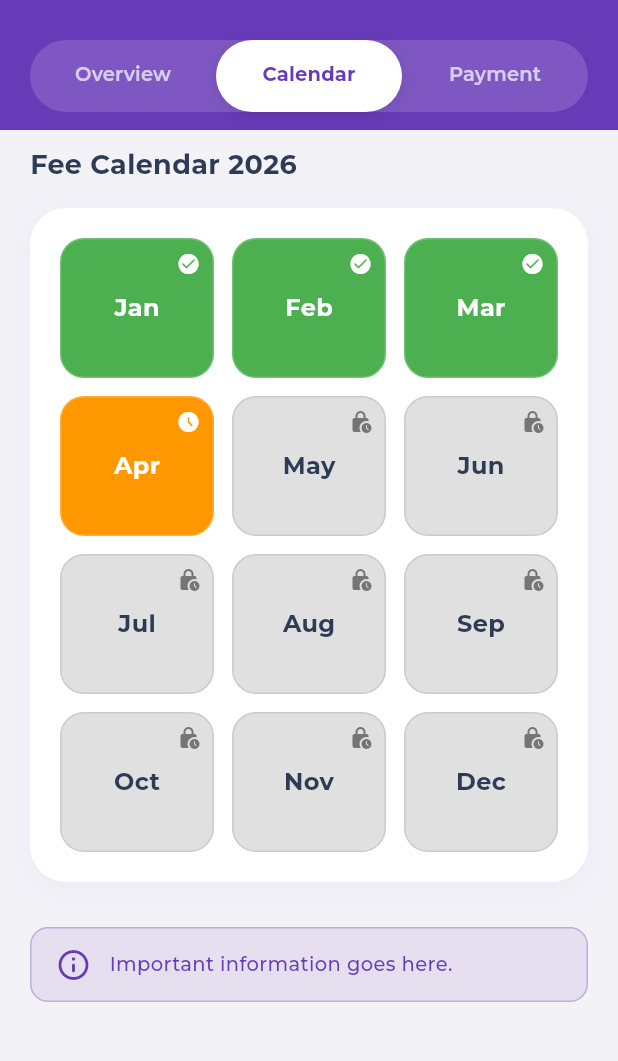
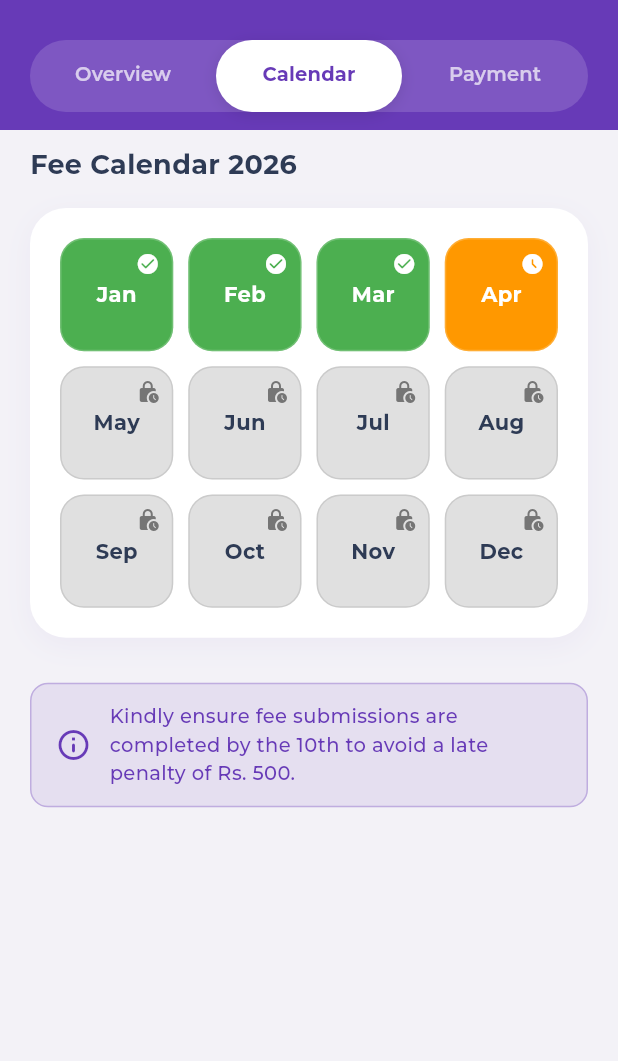
Before and after one commit to mansoorbadshah454-glitch/parent_mobile_app, a Flutter app: the FeeScreen screen opened directly with empty values, tab 2 chosen, on a phone screen of 412 x 824 dp, the part 56-1117 px from its top. Run offline on Flutter 3.47's test engine with Material 3 defaults, Android fonts, the phone set to English and light mode, and no system bars; our stand-ins replace audioplayers, cached_network_image, chewie, cloud_firestore, firebase_auth, firebase_core and 9 more; missing offline and left inert: flutter_file_downloader; accounts and stored records are empty.

Commit message:
Update fee configurations and UI sizes

```diff
--- /dev/null
+++ b/lib/features/fees/providers/fee_settings_provider.dart
@@ -0,0 +1,18 @@
+import 'package:cloud_firestore/cloud_firestore.dart';
+import 'package:flutter_riverpod/flutter_riverpod.dart';
+import '../../../core/providers/parent_data_provider.dart';
+
+final feeSettingsProvider = StreamProvider<Map<String, dynamic>>((ref) {
+  final parentDataAsync = ref.watch(parentDataProvider);
+  if (parentDataAsync.value == null) return Stream.value({});
+  final schoolId = parentDataAsync.value!.schoolId;
+  if (schoolId.isEmpty) return Stream.value({});
+
+  return FirebaseFirestore.instance
+      .collection('schools')
+      .doc(schoolId)
+      .collection('settings')
+      .doc('feeSettings')
+      .snapshots()
+      .map((snap) => snap.data() ?? {});
+});
--- a/lib/features/fees/screens/fee_screen.dart
+++ b/lib/features/fees/screens/fee_screen.dart
@@ -6,6 +6,7 @@ import '../widgets/reliability_score_chart.dart';
 import '../widgets/yearly_fee_calendar.dart';
 import '../services/fee_calculator_service.dart';
 import '../../kids/providers/kids_provider.dart';
+import '../providers/fee_settings_provider.dart';
 
 class FeeScreen extends ConsumerWidget {
   final KidData kid;
@@ -16,6 +17,12 @@ class FeeScreen extends ConsumerWidget {
     final kidsAsyncValue = ref.watch(kidsProvider);
     final kidsList = kidsAsyncValue.value ?? [];
     final currentKid = kidsList.firstWhere((k) => k.id == kid.id, orElse: () => kid);
+
+    final feeSettingsAsync = ref.watch(feeSettingsProvider);
+    final feeSettings = feeSettingsAsync.value ?? {};
+    final String dueDate = feeSettings['dueDate']?.toString().isNotEmpty == true ? feeSettings['dueDate'].toString() : '10th';
+    final String penaltyAmount = feeSettings['penaltyAmount']?.toString().isNotEmpty == true ? feeSettings['penaltyAmount'].toString() : '500';
+    final String calendarInfoMessage = "Kindly ensure fee submissions are completed by the $dueDate to avoid a late penalty of Rs. $penaltyAmount.";
 
     List<int> paymentHistory = [1, 5, 2, 8, 4]; // Dummy history for past months
     if (currentKid.monthlyFeeStatus.toLowerCase() == 'paid' && currentKid.monthlyFeeDate != null) {
@@ -161,7 +168,7 @@ class FeeScreen extends ConsumerWidget {
                               const SizedBox(width: 12),
                               Expanded(
                                 child: Text(
-                                  'Important information goes here.',
+                                  calendarInfoMessage,
                                   style: GoogleFonts.montserrat(
                                     fontSize: 13,
                                     fontWeight: FontWeight.w500,
--- a/lib/features/fees/widgets/yearly_fee_calendar.dart
+++ b/lib/features/fees/widgets/yearly_fee_calendar.dart
@@ -91,10 +91,10 @@ class YearlyFeeCalendar extends StatelessWidget {
               shrinkWrap: true,
               physics: const NeverScrollableScrollPhysics(),
               gridDelegate: const SliverGridDelegateWithFixedCrossAxisCount(
-                crossAxisCount: 3,
-                crossAxisSpacing: 12,
-                mainAxisSpacing: 12,
-                childAspectRatio: 1.1, // Adjusted since we remove text
+                crossAxisCount: 4,
+                crossAxisSpacing: 10,
+                mainAxisSpacing: 10,
+                childAspectRatio: 1.0, // Adjusted since we remove text
               ),
               itemCount: months.length,
               itemBuilder: (context, index) {
@@ -157,7 +157,7 @@ class YearlyFeeCalendar extends StatelessWidget {
                 Text(
                   month.monthName,
                   style: GoogleFonts.montserrat(
-                    fontSize: 16,
+                    fontSize: 14,
                     fontWeight: FontWeight.bold,
                     color: textColor == Colors.white ? Colors.white : ThemeColors.primaryText,
                   ),
```
